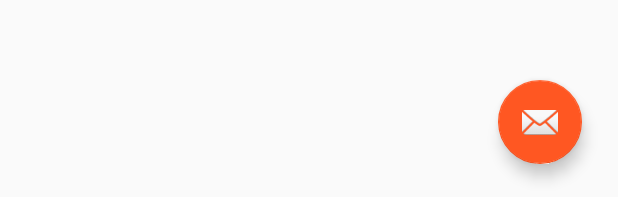
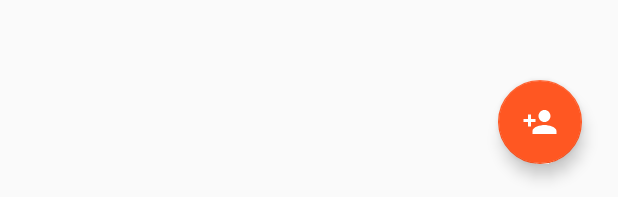
Before and after one commit to josellausas/jaws-android, an Android app: the layout fragment_users_list.xml on its own in the app's theme, with its tools: preview values and no code run, on a phone screen of 412 x 824 dp. Shown: the part 1036-1233 px from the top of the screen. Run offline under Robolectric (Android 15) with nearby library versions, the phone set to English and light mode, and no system bars.

Commit message:
Added an icon

```diff
--- /dev/null
+++ b/app/src/main/res/drawable/ic_person_add.xml
@@ -0,0 +1,9 @@
+<vector xmlns:android="http://schemas.android.com/apk/res/android"
+    android:width="24dp"
+    android:height="24dp"
+    android:viewportWidth="24.0"
+    android:viewportHeight="24.0">
+    <path
+        android:fillColor="#FFFF"
+        android:pathData="M15,12c2.21,0 4,-1.79 4,-4s-1.79,-4 -4,-4 -4,1.79 -4,4 1.79,4 4,4zM6,10L6,7L4,7v3L1,10v2h3v3h2v-3h3v-2L6,10zM15,14c-2.67,0 -8,1.34 -8,4v2h16v-2c0,-2.66 -5.33,-4 -8,-4z"/>
+</vector>
--- a/app/src/main/res/layout/fragment_users_list.xml
+++ b/app/src/main/res/layout/fragment_users_list.xml
@@ -14,7 +14,7 @@
         android:layout_width="wrap_content"
         android:layout_height="wrap_content"
         android:layout_gravity="bottom|end"
-        android:src="@android:drawable/ic_dialog_email"
+        android:src="@drawable/ic_person_add"
         android:layout_marginLeft="@dimen/fab_margin"
         android:layout_marginRight="@dimen/fab_margin"
         android:layout_alignParentBottom="true"
```
